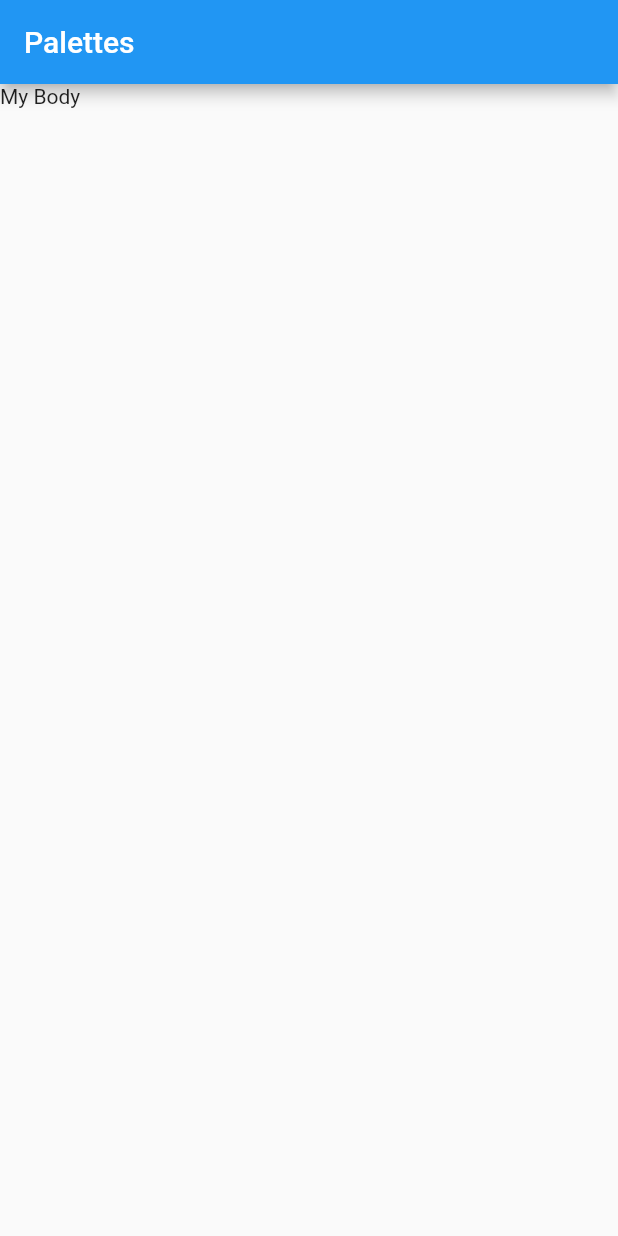
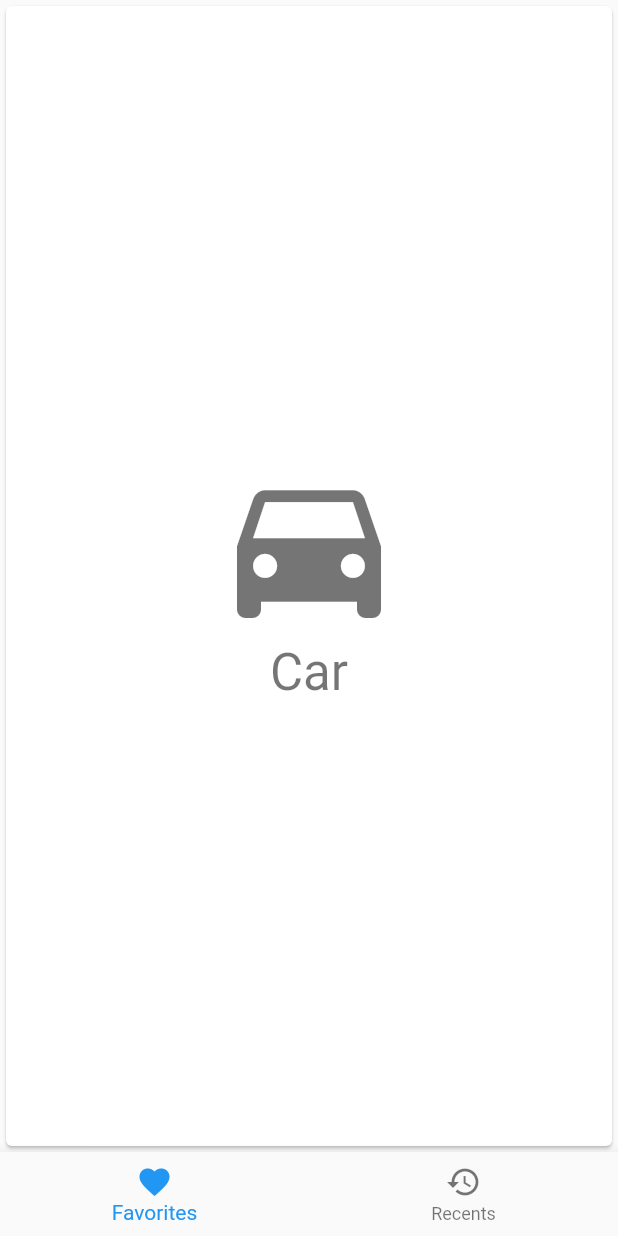
Before and after one commit to devkabiir/PaletteApp, a Flutter app: the screen it shows after launch, on a phone screen of 412 x 824 dp. Run offline on Flutter 3.47's test engine with Material 2 defaults, Android fonts, the phone set to English and light mode, and no system bars.

Commit message:
More work on basic ui structure

```diff
--- /dev/null
+++ b/lib/basic_app_bar.dart
@@ -0,0 +1,122 @@
+// Copyright 2017 The Chromium Authors. All rights reserved.
+// Use of this source code is governed by a BSD-style license that can be
+// found in the LICENSE file.
+
+import 'package:flutter/material.dart';
+
+// This app is a stateful, it tracks the user's current choice.
+class BasicAppBarSample extends StatefulWidget {
+  @override
+  _BasicAppBarSampleState createState() => new _BasicAppBarSampleState();
+}
+
+class _BasicAppBarSampleState extends State<BasicAppBarSample> {
+  Choice _selectedChoice = choices[0]; // The app's "state".
+
+  void _select(Choice choice) {
+    setState(() { // Causes the app to rebuild with the new _selectedChoice.
+      _selectedChoice = choice;
+    });
+  }
+
+  @override
+  Widget build(BuildContext context) {
+    return new MaterialApp(
+      home: new Scaffold(
+        appBar: new AppBar(
+          title: const Text('Basic AppBar'),
+          actions: <Widget>[
+            new IconButton( // action button
+              icon: new Icon(choices[0].icon),
+              onPressed: () { _select(choices[0]); },
+            ),
+            new IconButton( // action button
+              icon: new Icon(choices[1].icon),
+              onPressed: () { _select(choices[1]); },
+            ),
+            new PopupMenuButton<Choice>( // overflow menu
+              onSelected: _select,
+              itemBuilder: (BuildContext context) {
+                return choices.skip(2).map((Choice choice) {
+                  return new PopupMenuItem<Choice>(
+                    value: choice,
+                    child: new Text(choice.title),
+                  );
+                }).toList();
+              },
+            ),
+          ],
+        ),
+        body: new Padding(
+          padding: const EdgeInsets.all(16.0),
+          child: new ChoiceCard(choice: _selectedChoice),
+        ),
+      ),
+    );
+  }
+}
+
+class Choice {
+  const Choice({ this.title, this.icon });
+  final String title;
+  final IconData icon;
+}
+
+const List<Choice> choices = const <Choice>[
+  const Choice(title: 'Car', icon: Icons.directions_car),
+  const Choice(title: 'Bicycle', icon: Icons.directions_bike),
+  const Choice(title: 'Boat', icon: Icons.directions_boat),
+  const Choice(title: 'Bus', icon: Icons.directions_bus),
+  const Choice(title: 'Train', icon: Icons.directions_railway),
+  const Choice(title: 'Walk', icon: Icons.directions_walk),
+];
+
+class ChoiceCard extends StatelessWidget {
+  const ChoiceCard({ Key key, this.choice }) : super(key: key);
+
+  final Choice choice;
+
+  @override
+  Widget build(BuildContext context) {
+    final TextStyle textStyle = Theme.of(context).textTheme.display1;
+    return new Card(
+      color: Colors.white,
+      child: new Center(
+        child: new Column(
+          mainAxisSize: MainAxisSize.min,
+          crossAxisAlignment: CrossAxisAlignment.center,
+          children: <Widget>[
+            new Icon(choice.icon, size: 128.0, color: textStyle.color),
+            new Text(choice.title, style: textStyle),
+          ],
+        ),
+      ),
+    );
+  }
+}
+
+void main() {
+  runApp(new BasicAppBarSample());
+}
+
+/*
+Sample Catalog
+
+Title: AppBar Basics
+
+Summary: An AppBar with a title, actions, and an overflow dropdown menu.
+One of the app's choices can be selected with an action button or the menu.
+
+Description:
+An app that displays one of a half dozen choices with an icon and a title.
+The two most common choices are available as action buttons and the remaining
+choices are included in the overflow dropdow menu.
+
+Classes: AppBar, IconButton, PopupMenuButton, Scaffold
+
+Sample: BasicAppBarSample
+
+See also:
+  - The "Layout-Structure" section of the material design specification:
+    <https://material.io/guidelines/layout/structure.html#structure-app-bar>
+*/
--- a/lib/main.dart
+++ b/lib/main.dart
@@ -1,20 +1,92 @@
 import 'package:flutter/material.dart';
 
-void main() {
-  runApp(new MainApp());
+class BasicAppBarSample extends StatefulWidget {
+  @override
+  _BasicAppBarSampleState createState() => new _BasicAppBarSampleState();
 }
 
-class MainApp extends StatelessWidget {
+class _BasicAppBarSampleState extends State<BasicAppBarSample> with TickerProviderStateMixin{
+  Choice _selectedChoice = choices[0];
+  int _currentPageIndex = 0;
+
+  TabController tabController;
+
+  void _select(int index) {
+    setState(() {
+      _currentPageIndex = index;
+      tabController.animateTo(index);
+    });
+  }
+
+
   @override
   Widget build(BuildContext context) {
+    tabController = new TabController(vsync: this, length: 2, initialIndex: 0);
     return new MaterialApp(
-      title: 'Palette',
       home: new Scaffold(
-        appBar: new AppBar(
-          title: new Text('Palettes')
+        bottomNavigationBar: new BottomNavigationBar(
+          items: [
+            new BottomNavigationBarItem(
+              title: new Text('Favorites'),
+              icon: new Icon(Icons.favorite)
+            ),
+            new BottomNavigationBarItem(
+              title: new Text('Recents'),
+              icon: new Icon(Icons.history)
+            )
+          ],
+          onTap: _select,
+          currentIndex: _currentPageIndex,
         ),
-        body: new Text('My Body')
+        body: new TabBarView (
+          controller: tabController,
+          children: cards,
+        ),
       ),
     );
   }
 }
+
+class Choice {
+  const Choice({ this.title, this.icon });
+  final String title;
+  final IconData icon;
+}
+
+const List<Choice> choices = const <Choice>[
+  const Choice(title: 'Car', icon: Icons.directions_car),
+  const Choice(title: 'Bicycle', icon: Icons.directions_bike),
+];
+
+List<ChoiceCard> cards = <ChoiceCard>[
+  new ChoiceCard(choice: choices[0]),
+  new ChoiceCard(choice: choices[1])
+];
+
+class ChoiceCard extends StatelessWidget {
+  const ChoiceCard({ Key key, this.choice }) : super(key: key);
+
+  final Choice choice;
+
+  @override
+  Widget build(BuildContext context) {
+    final TextStyle textStyle = Theme.of(context).textTheme.display1;
+    return new Card(
+      color: Colors.white,
+      child: new Center(
+        child: new Column(
+          mainAxisSize: MainAxisSize.min,
+          crossAxisAlignment: CrossAxisAlignment.center,
+          children: <Widget>[
+            new Icon(choice.icon, size: 128.0, color: textStyle.color),
+            new Text(choice.title, style: textStyle),
+          ],
+        ),
+      ),
+    );
+  }
+}
+
+void main() {
+  runApp(new BasicAppBarSample());
+}
```
